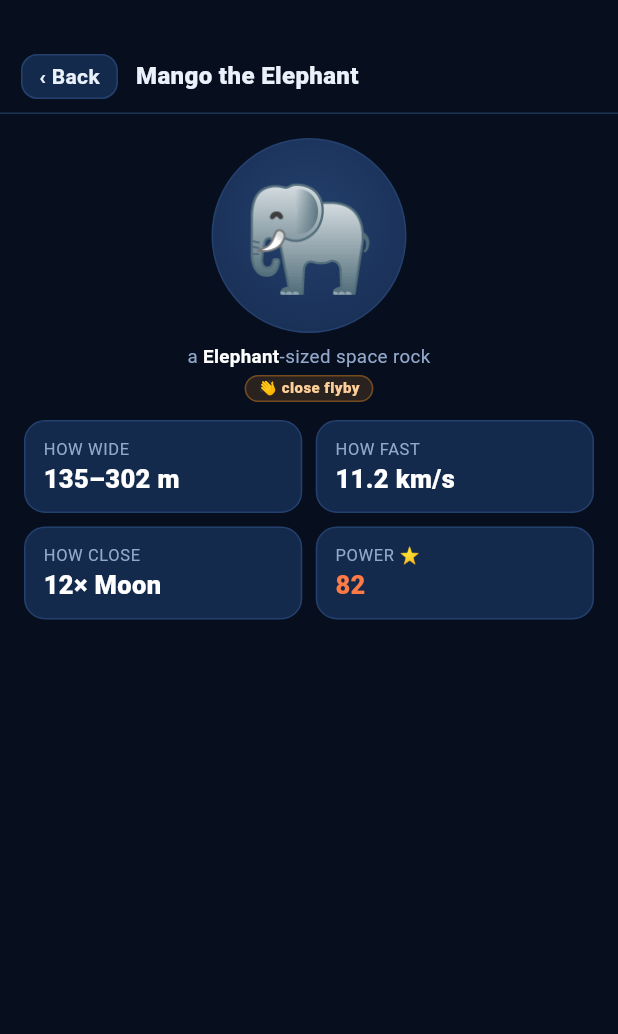
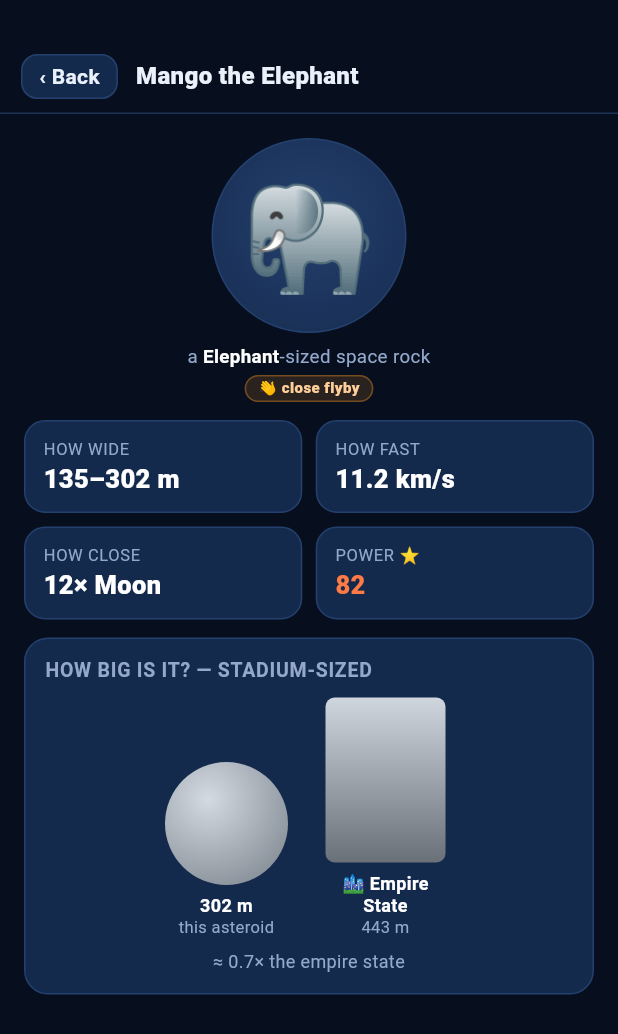
Before and after one commit to duniaops/rockimals, a Flutter app: the DetailScreen screen opened directly with sample values from the repository, on a phone screen of 412 x 824 dp. Shown: the top 1034 px of the screen. Run offline on Flutter 3.47's test engine with Material 3 defaults, Android fonts, the phone set to English and light mode, and no system bars; our stand-ins replace dio, flutter_riverpod, hive, hive_flutter; accounts and stored records are empty; network calls fail.

Commit message:
feat(detail): add the size-comparison module
- port the 8-entry REFS table and last-match-wins bestRef (decision 8)
- render the "How big is it?" panel and mount it after the stat tiles

Co-Authored-By: Claude <noreply@anthropic.com>

```diff
--- a/lib/features/detail/detail_screen.dart
+++ b/lib/features/detail/detail_screen.dart
@@ -3,18 +3,19 @@ import 'package:rockimals/core/animals/animal_system.dart';
 import 'package:rockimals/core/theme/palette.dart';
 import 'package:rockimals/data/models/asteroid.dart';
 import 'package:rockimals/features/animals/widgets/flyby_badge.dart';
+import 'package:rockimals/features/detail/size_comparison.dart';
 
 /// The animal detail screen — a port of the prototype's `openDetail`
 /// (`index.html:554-619`), the screen a child lands on from **Meet** on the
 /// radar HUD or from a tap on a Sky / My Animals card.
 ///
-/// **This item builds the header and the stat tiles only** (the "Build the
-/// detail screen header and stat tiles" plan item): the big avatar, the
-/// `"{Name} the {Species}"` header title, the `"a {Species}-sized space rock"`
-/// line, the flyby badge, and the four kid stat tiles. The size-comparison
-/// module, the distance-comparison track, the Follow / Show-on-radar actions,
-/// and the parent-gated grown-up facts panel are each their own later item, so
-/// the body below stops after the tiles with room left for them under it.
+/// So far this screen carries the header (big avatar, the `"{Name} the
+/// {Species}"` header title, the `"a {Species}-sized space rock"` line, the
+/// flyby badge), the four kid stat tiles, and the **size-comparison module**
+/// ([SizeComparison], "How big is it?"). The distance-comparison track, the
+/// Follow / Show-on-radar actions, and the parent-gated grown-up facts panel are
+/// each their own later item, so the body below stops after the size comparison
+/// with room left for them under it.
 ///
 /// Every number reads through the AnimalSystem's own formatters — [sizeLabel],
 /// [distLabel], [powerStars] — so the detail screen cannot phrase a size,
@@ -59,6 +60,10 @@ class DetailScreen extends StatelessWidget {
                   // `.tiles` (`index.html:574-579`) — `margin:12px 0`.
                   const SizedBox(height: 12),
                   _StatTiles(asteroid: asteroid),
+                  // The "How big is it?" size-comparison panel (`.panel`,
+                  // `index.html:581-590`) — `margin:12px 0`.
+                  const SizedBox(height: 12),
+                  SizeComparison(asteroid: asteroid),
                 ],
               ),
             ),
--- /dev/null
+++ b/lib/features/detail/size_comparison.dart
@@ -0,0 +1,280 @@
+import 'dart:math' as math;
+
+import 'package:flutter/material.dart';
+import 'package:rockimals/core/animals/animal_system.dart';
+import 'package:rockimals/core/theme/palette.dart';
+import 'package:rockimals/data/models/asteroid.dart';
+
+/// The detail screen's **size-comparison module** (`index.html:542-590`) — the
+/// "How big is it?" panel that stands the asteroid next to a familiar object
+/// (a bus, the Eiffel Tower, …) scaled to real diameter, with an
+/// "≈ N× the {object}" line underneath.
+///
+/// `REFS` and `bestRef` are ported here, in the detail feature, rather than into
+/// the AnimalSystem: `CLAUDE.md:78` scopes that module to the size→species
+/// ladder, naming, `power()`, `flybyTag()`, and the Moon-distance formatters, and
+/// the prototype itself keeps this table in its `DETAIL` block
+/// (`index.html:542`), separate from `ANIMALS`. The comparison is a presentation
+/// concern of this one screen.
+
+/// One familiar reference object (`REFS` entry, `index.html:543-548`) — a title,
+/// its real size in metres, and an emoji.
+@immutable
+class SizeRef {
+  const SizeRef(this.title, this.meters, this.emoji);
+
+  final String title;
+  final double meters;
+  final String emoji;
+}
+
+/// The 8-entry `REFS` table in its **literal source order** (`index.html:543-548`).
+///
+/// The order is data, not tidiness: Football pitch (105 m) precedes Statue of
+/// Liberty (93 m), out of ascending order, and [bestRef] is last-match-wins
+/// (decision 8), so this ordering is what makes `bestRef(100)` answer Statue of
+/// Liberty. Sorting the list ascending would silently change that answer. Do not
+/// reorder it.
+const List<SizeRef> kSizeRefs = <SizeRef>[
+  SizeRef('Human', 1.8, '🧍'),
+  SizeRef('Bus', 12, '🚌'),
+  SizeRef('Blue whale', 30, '🐋'),
+  SizeRef('Football pitch', 105, '🏟️'),
+  SizeRef('Statue of Liberty', 93, '🗽'),
+  SizeRef('Eiffel Tower', 330, '🗼'),
+  SizeRef('Empire State', 443, '🏙️'),
+  SizeRef('Burj Khalifa', 830, '🏗️'),
+];
+
+/// Pick the reference within an order of magnitude, preferring the largest that
+/// is still smaller-or-similar (`bestRef`, `index.html:550-552`).
+///
+/// **Last-match-wins, NOT max-by** (decision 8). The prototype iterates [kSizeRefs]
+/// in array order keeping the *last* ref whose size is `<= meters * 1.6`, and the
+/// table is deliberately not sorted ascending — so at `meters == 100` both
+/// Football pitch (105) and Statue of Liberty (93) qualify and the later one,
+/// Statue of Liberty, wins. Defaults to Human (the first entry) for anything too
+/// small to reach even the second rung.
+SizeRef bestRef(double meters) {
+  SizeRef pick = kSizeRefs.first;
+  for (final SizeRef ref in kSizeRefs) {
+    if (ref.meters <= meters * 1.6) {
+      pick = ref;
+    }
+  }
+  return pick;
+}
+
+/// Render a reference object's size in metres the way the prototype's `${ref.m}`
+/// does — an integer with no trailing `.0` (`12 m`), but keeping Human's one
+/// decimal (`1.8 m`). `double.toString()` alone would print `12.0`.
+String _refMeters(double meters) =>
+    meters == meters.roundToDouble() ? meters.round().toString() : '$meters';
+
+/// The two shapes' one-off greys, local to this widget exactly as the ring
+/// strokes stay local to `radar_painter.dart` — the prototype names them nowhere
+/// (`index.html:111-112`), so they do not belong in [Palette].
+const Color _astLight = Color(0xFFD3DAE2);
+const Color _astDark = Color(0xFF7C848D);
+const Color _refLight = Color(0xFFCFD6DE);
+const Color _refDark = Color(0xFF6A7078);
+
+/// The "How big is it?" panel (`.panel` + `.cmp`, `index.html:581-590`).
+class SizeComparison extends StatelessWidget {
+  const SizeComparison({super.key, required this.asteroid});
+
+  final Asteroid asteroid;
+
+  @override
+  Widget build(BuildContext context) {
+    final SizeRef ref = bestRef(asteroid.diaMax);
+
+    // Bar geometry (`index.html:558-560`): both shapes scale against the larger
+    // of the two real sizes, with per-shape floors so the tiny one never
+    // vanishes. `astW` is the asteroid disc's diameter; the ref is a `refW×refH`
+    // rectangle.
+    final double maxDim = math.max(asteroid.diaMax, ref.meters);
+    final double astW =
+        math.max(26.0, (asteroid.diaMax / maxDim * 120).roundToDouble());
+    final double refW =
+        math.max(14.0, (ref.meters / maxDim * 80).roundToDouble());
+    final double refH =
+        math.max(20.0, (ref.meters / maxDim * 110).roundToDouble());
+
+    // "≈ N× the {object}" (`index.html:588`): one decimal below 10×, none at or
+    // above it, and the object name lower-cased into the sentence.
+    final double ratio = asteroid.diaMax / ref.meters;
+    final String ratioStr = ratio.toStringAsFixed(ratio < 10 ? 1 : 0);
+
+    return DecoratedBox(
+      // `.panel` — `background:var(--card);border:1px solid var(--line);
+      // border-radius:16px;padding:14px` (`index.html:105`).
+      decoration: const BoxDecoration(
+        color: Palette.card,
+        borderRadius: BorderRadius.all(Radius.circular(16)),
+        border: Border.fromBorderSide(BorderSide(color: Palette.line)),
+      ),
+      child: Padding(
+        padding: const EdgeInsets.all(14),
+        child: Column(
+          crossAxisAlignment: CrossAxisAlignment.stretch,
+          children: <Widget>[
+            // `<h4>How big is it? — ${sizeLabel(a.diaMax)}</h4>` (`index.html:583`).
+            _PanelHeader(text: 'How big is it? — ${sizeLabel(asteroid.diaMax)}'),
+            // `.panel h4{margin-bottom:10px}` (`index.html:106`).
+            const SizedBox(height: 10),
+            // `.cmp{align-items:flex-end;justify-content:center;gap:20px;
+            // min-height:120px}` (`index.html:109`) — the two columns share a
+            // bottom edge, so the bigger shape rises higher.
+            ConstrainedBox(
+              constraints: const BoxConstraints(minHeight: 120),
+              child: Row(
+                mainAxisAlignment: MainAxisAlignment.center,
+                crossAxisAlignment: CrossAxisAlignment.end,
+                children: <Widget>[
+                  // The asteroid: a grey disc (`.cmp .ast .shape`,
+                  // `index.html:112`).
+                  _ComparisonObject(
+                    shape: Container(
+                      width: astW,
+                      height: astW,
+                      decoration: const BoxDecoration(
+                        shape: BoxShape.circle,
+                        gradient: RadialGradient(
+                          center: Alignment(-0.3, -0.4),
+                          radius: 0.9,
+                          colors: <Color>[_astLight, _astDark],
+                        ),
+                      ),
+                    ),
+                    boldCaption: '${asteroid.diaMax.round()} m',
+                    subCaption: 'this asteroid',
+                  ),
+                  const SizedBox(width: 20),
+                  // The reference: a grey slab (`.cmp .shape`, `index.html:111`).
+                  _ComparisonObject(
+                    shape: Container(
+                      width: refW,
+                      height: refH,
+                      decoration: const BoxDecoration(
+                        borderRadius: BorderRadius.all(Radius.circular(6)),
+                        gradient: LinearGradient(
+                          begin: Alignment.topCenter,
+                          end: Alignment.bottomCenter,
+                          colors: <Color>[_refLight, _refDark],
+                        ),
+                      ),
+                    ),
+                    boldCaption: '${ref.emoji} ${ref.title}',
+                    subCaption: '${_refMeters(ref.meters)} m',
+                  ),
+                ],
+              ),
+            ),
+            // The ratio line — `margin-top:8px`, muted, centred (`index.html:588`).
+            const SizedBox(height: 8),
+            Text(
+              '≈ $ratioStr× the ${ref.title.toLowerCase()}',
+              textAlign: TextAlign.center,
+              style: const TextStyle(
+                color: Palette.muted,
+                fontSize: 12,
+                height: 1.3,
+              ),
+            ),
+          ],
+        ),
+      ),
+    );
+  }
+}
+
+/// The uppercase muted panel title (`.panel h4`, `index.html:106`).
+///
+/// Same `text-transform:uppercase` treatment the stat tiles use: the glyphs show
+/// caps, but the [Semantics] label stays natural case so a screen reader says
+/// "How big is it? — car-sized", not the spelled-out letters.
+class _PanelHeader extends StatelessWidget {
+  const _PanelHeader({required this.text});
+
+  final String text;
+
+  @override
+  Widget build(BuildContext context) {
+    return Semantics(
+      header: true,
+      label: text,
+      child: ExcludeSemantics(
+        child: Text(
+          text.toUpperCase(),
+          style: const TextStyle(
+            color: Palette.muted,
+            fontSize: 13,
+            letterSpacing: 0.5,
+            fontWeight: FontWeight.w700,
+            height: 1.2,
+          ),
+        ),
+      ),
+    );
+  }
+}
+
+/// One `.obj` column (`index.html:110`) — a shape over a two-line caption, the
+/// pair bottom-aligned with its sibling by the parent [Row].
+class _ComparisonObject extends StatelessWidget {
+  const _ComparisonObject({
+    required this.shape,
+    required this.boldCaption,
+    required this.subCaption,
+  });
+
+  final Widget shape;
+
+  /// `.cap b{color:#fff;display:block;font-size:12px}` (`index.html:114`) — the
+  /// asteroid's size, or the reference's emoji + name.
+  final String boldCaption;
+
+  /// The trailing `.cap` text (`index.html:113`) — muted, 11px.
+  final String subCaption;
+
+  @override
+  Widget build(BuildContext context) {
+    return Column(
+      mainAxisSize: MainAxisSize.min,
+      children: <Widget>[
+        shape,
+        // `.cmp .obj{gap:6px}` (`index.html:110`).
+        const SizedBox(height: 6),
+        ConstrainedBox(
+          // `.cmp .cap{max-width:90px;text-align:center}` (`index.html:113`).
+          constraints: const BoxConstraints(maxWidth: 90),
+          child: Column(
+            mainAxisSize: MainAxisSize.min,
+            children: <Widget>[
+              Text(
+                boldCaption,
+                textAlign: TextAlign.center,
+                style: const TextStyle(
+                  color: Colors.white,
+                  fontSize: 12,
+                  fontWeight: FontWeight.w700,
+                  height: 1.25,
+                ),
+              ),
+              Text(
+                subCaption,
+                textAlign: TextAlign.center,
+                style: const TextStyle(
+                  color: Palette.muted,
+                  fontSize: 11,
+                  height: 1.25,
+                ),
+              ),
+            ],
+          ),
+        ),
+      ],
+    );
+  }
+}
```
Also changed, not shown: 1 other file.
